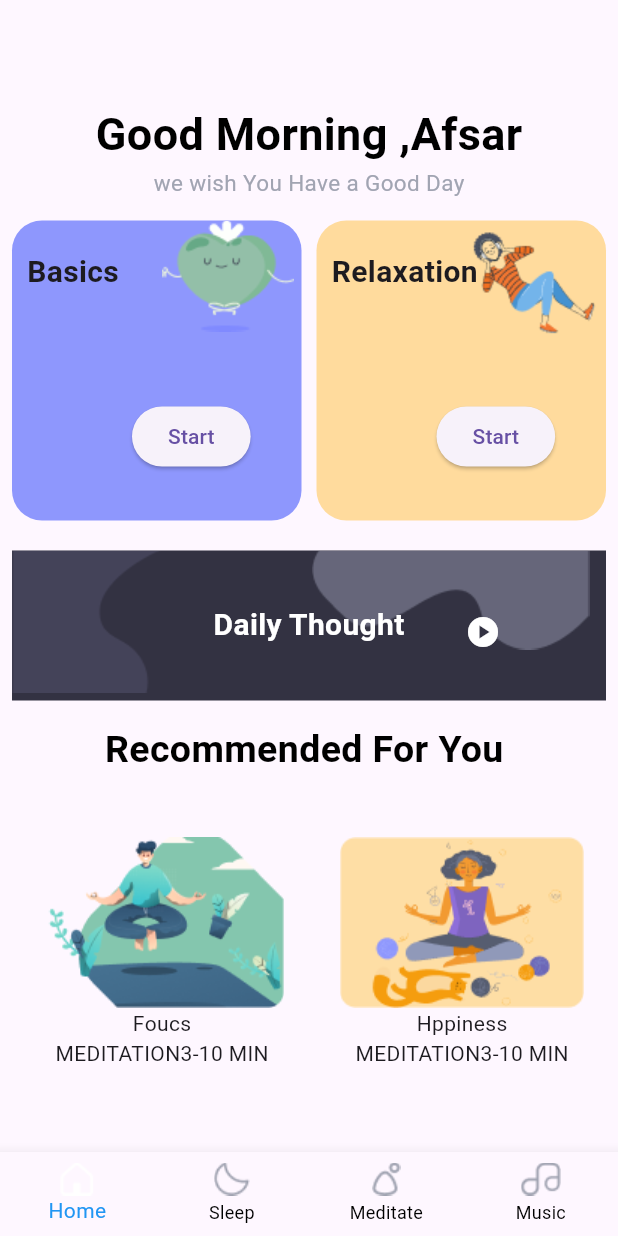
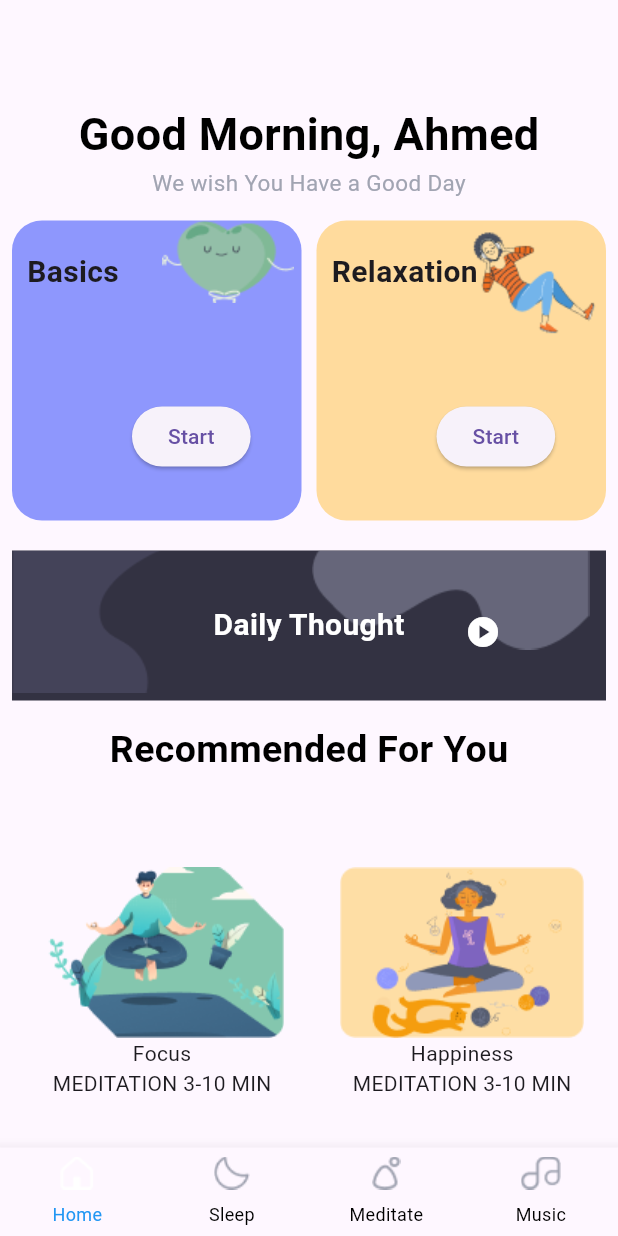
Before and after one commit to ahmednasasr/Meditation-app, a Flutter app: the LayoutScreen screen opened by its route, on a phone screen of 412 x 824 dp. Run offline on Flutter 3.47's test engine with Material 3 defaults, Android fonts, the phone set to English and light mode, and no system bars; our stand-ins replace awesome_snackbar_content, cloud_firestore, firebase_auth, firebase_core, shared_preferences; accounts and stored records are empty.

Commit message:
just edits and we are almost done with the application

```diff
--- a/lib/auth/presentation/screens/login_screen.dart
+++ b/lib/auth/presentation/screens/login_screen.dart
@@ -48,7 +48,6 @@ class _LoginScreenState extends State<LoginScreen> {
                           ),
                         ),
                         const SizedBox(height: 20),
-                        // زر Google
                         Container(
                           height: 70,
                           width: double.infinity,
@@ -66,7 +65,6 @@ class _LoginScreenState extends State<LoginScreen> {
                           ),
                         ),
                         const SizedBox(height: 10),
-                        // زر Facebook
                         Container(
                           height: 70,
                           width: double.infinity,
--- a/lib/get_started_screen/presentation/screen/getstarted_screen.dart
+++ b/lib/get_started_screen/presentation/screen/getstarted_screen.dart
@@ -8,14 +8,13 @@ class GetstartedScreen extends StatelessWidget {
   @override
   Widget build(BuildContext context) {
     return Scaffold(
-      backgroundColor: Color(0xFF8E97FD), // اللون البنفسجي للخلفية
+      backgroundColor: Color(0xFF8E97FD),
       body: Padding(
         padding: const EdgeInsets.symmetric(horizontal: 20.0),
         child: Column(
           mainAxisAlignment: MainAxisAlignment.center,
           children: [
             const SizedBox(height: 60),
-            // الشعار والنصوص
             Text(
               'Silent Moon',
               style: TextStyle(
@@ -26,7 +25,7 @@ class GetstartedScreen extends StatelessWidget {
             ),
             const SizedBox(height: 20),
             Text(
-              'Hi Afsar, Welcome\nto Silent Moon',
+              'Hi Ahmed, Welcome\nto Silent Moon',
               textAlign: TextAlign.center,
               style: TextStyle(
                 color: Colors.white,
--- a/lib/layout_screen/presentation/screens/home_screen.dart
+++ b/lib/layout_screen/presentation/screens/home_screen.dart
@@ -71,19 +71,24 @@ class _HomeScreenState extends State<HomeScreen>
       child: Scaffold(
         body: Stack(
           children: [
-            Column(
+            SingleChildScrollView(
+              child: Column(
                 children: [
                   SizedBox(height: 60),
                   Text(
-                  "Good Morning ,Afsar",
+                    "Good Morning, Ahmed",
                     style: TextStyle(
                       fontSize: 30,
                       fontWeight: FontWeight.bold,
-                      color: Colors.black),
+                      color: Colors.black,
+                    ),
                   ),
                   Text(
-                  "we wish You Have a Good Day",
-                  style: TextStyle(fontSize: 15, color: Color(0xffA1A4B2)),
+                    "We wish You Have a Good Day",
+                    style: TextStyle(
+                      fontSize: 15,
+                      color: Color(0xffA1A4B2),
+                    ),
                   ),
                   SizedBox(height: 15),
                   Row(
@@ -91,13 +96,14 @@ class _HomeScreenState extends State<HomeScreen>
                     children: [
                       Expanded(
                         child: CustomeCard(
-                      image: "assets/images/ttttt.png",
+                          image: "assets/images/777.png",
                           color: Color(0xff8E97FD),
                           name: 'Basics',
                           onPressed: () {
                             startRocketLaunch(FocusDetails());
                           },
-                    )),
+                        ),
+                      ),
                       SizedBox(width: 10),
                       Expanded(
                         child: CustomeCard(
@@ -105,10 +111,10 @@ class _HomeScreenState extends State<HomeScreen>
                           color: Color(0xffFFDB9D),
                           name: 'Relaxation',
                           onPressed: () {
-                        startRocketLaunch(
-                            HappinessDetails()); // تحريك الصاروخ والانتقال إلى FocusDetails
+                            startRocketLaunch(HappinessDetails());
                           },
-                    )),
+                        ),
+                      ),
                     ],
                   ),
                   SizedBox(height: 20),
@@ -122,14 +128,17 @@ class _HomeScreenState extends State<HomeScreen>
                         Positioned(
                           left: 200,
                           child: Image(
-                              image: AssetImage("assets/images/EEEEE.png"))),
+                            image: AssetImage("assets/images/EEEEE.png"),
+                          ),
+                        ),
                         Center(
                           child: Text(
                             "Daily Thought",
                             style: TextStyle(
                               color: Colors.white,
                               fontSize: 20,
-                              fontWeight: FontWeight.bold),
+                              fontWeight: FontWeight.bold,
+                            ),
                           ),
                         ),
                         Positioned(
@@ -146,14 +155,16 @@ class _HomeScreenState extends State<HomeScreen>
                   ),
                   SizedBox(height: 15),
                   Text(
-                  "Recommended For You ",
+                    "Recommended For You",
                     style: TextStyle(
                       fontSize: 25,
                       color: Colors.black,
-                      fontWeight: FontWeight.bold),
+                      fontWeight: FontWeight.bold,
+                    ),
                   ),
                   SizedBox(height: 40),
-                Expanded(
+                  SizedBox(
+                    height: 200,
                     child: ListView(
                       scrollDirection: Axis.horizontal,
                       children: [
@@ -162,29 +173,41 @@ class _HomeScreenState extends State<HomeScreen>
                             Navigator.push(
                               context,
                               MaterialPageRoute(
-                                builder: (context) => FocusDetails()),
+                                builder: (context) => FocusDetails(),
+                              ),
                             );
                           },
-                        child: CustomeCard2("assets/images/Mask Group.png",
-                            "Foucs", "MEDITATION3-10 MIN"),
+                          child: CustomeCard2(
+                            "assets/images/Mask Group.png",
+                            "Focus",
+                            "MEDITATION 3-10 MIN",
+                          ),
                         ),
                         InkWell(
                           onTap: () {
                             Navigator.push(
                               context,
                               MaterialPageRoute(
-                                builder: (context) => HappinessDetails()),
+                                builder: (context) => HappinessDetails(),
+                              ),
                             );
                           },
-                        child: CustomeCard2("assets/images/Group 24.png",
-                            "Hppiness", "MEDITATION3-10 MIN"),
+                          child: CustomeCard2(
+                            "assets/images/Group 24.png",
+                            "Happiness",
+                            "MEDITATION 3-10 MIN",
                           ),
-                      CustomeCard2("assets/images/Mask Group.png", "Foucs",
-                          "MEDITATION 3-10 MIN"),
+                        ),
+                        CustomeCard2(
+                          "assets/images/Mask Group.png",
+                          "Focus",
+                          "MEDITATION 3-10 MIN",
+                        ),
                       ],
                     ),
                   ),
                 ],
+              ),
             ),
             if (showRocket) _buildRocketAnimation(),
           ],
@@ -193,18 +216,18 @@ class _HomeScreenState extends State<HomeScreen>
     );
   }
 
-  // دالة لعرض الصاروخ المتحرك
+
   Widget _buildRocketAnimation() {
     return AnimatedBuilder(
       animation: _animation,
       builder: (context, _) {
         return Positioned(
           bottom: MediaQuery.of(context).size.height * _animation.value,
-          left: MediaQuery.of(context).size.width * 0.4,
+          left: MediaQuery.of(context).size.width * 0.2,
           child: Image.asset(
             'assets/images/rocket.png',
-            width: 100,
-            height: 100,
+            width: 200,
+            height: 200,
           ),
         );
       },
--- a/lib/layout_screen/presentation/screens/layout_screen.dart
+++ b/lib/layout_screen/presentation/screens/layout_screen.dart
@@ -16,23 +16,46 @@ class _LayoutScreenState extends State<LayoutScreen> {
     return Consumer<LayoutProvider>(
       builder: (context, provider, child) {
         return  Scaffold(
-            bottomNavigationBar:
+          bottomNavigationBar:
             BottomNavigationBar(
                 type: BottomNavigationBarType.fixed,
                 selectedItemColor: Colors.blue,
-                selectedLabelStyle: TextStyle(color: Colors.blue),
+                selectedLabelStyle: TextStyle(color: Colors.blue, fontSize: 12),
                 unselectedItemColor: Colors.black,
-                unselectedLabelStyle: TextStyle(color: Colors.black),
+                unselectedLabelStyle: TextStyle(color: Colors.black, fontSize: 12),
+                currentIndex: provider.selectedIndex,
                 onTap: (value){
-                  provider.selectedIndex=value;
-                  setState(() {
-                  });
+                  provider.updateIndex(value);
                 },
-                items: [
-              BottomNavigationBarItem(icon: Image(image: AssetImage("assets/images/c.png")),label: "Home"),
-              BottomNavigationBarItem(icon: Image(image: AssetImage("assets/images/l.png")),label: "Sleep"),
-              BottomNavigationBarItem(icon: Image(image: AssetImage("assets/images/g.png")),label: "Meditate"),
-              BottomNavigationBarItem(icon: Image(image: AssetImage("assets/images/d.png")),label: "Music"),
+                  items: [
+                    BottomNavigationBarItem(
+                      icon: Padding(
+                        padding: const EdgeInsets.only(bottom: 8.0),
+                        child: Image.asset("assets/images/c.png"),
+                      ),
+                      label: "Home",
+                    ),
+                    BottomNavigationBarItem(
+                      icon: Padding(
+                        padding: const EdgeInsets.only(bottom: 8.0),
+                        child: Image.asset("assets/images/l.png"),
+                      ),
+                      label: "Sleep",
+                    ),
+                    BottomNavigationBarItem(
+                      icon: Padding(
+                        padding: const EdgeInsets.only(bottom: 8.0),
+                        child: Image.asset("assets/images/g.png"),
+                      ),
+                      label: "Meditate",
+                    ),
+                    BottomNavigationBarItem(
+                      icon: Padding(
+                        padding: const EdgeInsets.only(bottom: 8.0),
+                        child: Image.asset("assets/images/d.png"),
+                      ),
+                      label: "Music",
+                    ),
             ]),
           body: provider.screens[provider.selectedIndex],
         );
--- a/lib/layout_screen/presentation/screens/music_screen.dart
+++ b/lib/layout_screen/presentation/screens/music_screen.dart
@@ -11,8 +11,10 @@ class MusicScreen extends StatefulWidget {
 class _HomeScreenState extends State<MusicScreen> {
   @override
   Widget build(BuildContext context) {
-    return Container(
-      color: Colors.green,
+    return Scaffold(
+      body: Container(
+        color: Colors.green,
+      ),
     );
   }
 }
--- a/lib/layout_screen/presentation/screens/sleep_screen.dart
+++ b/lib/layout_screen/presentation/screens/sleep_screen.dart
@@ -11,8 +11,10 @@ class SleepScreen extends StatefulWidget {
 class _HomeScreenState extends State<SleepScreen> {
   @override
   Widget build(BuildContext context) {
-    return Container(
-      color: Colors.orange,
+    return Scaffold(
+      body: Container(
+        color: Colors.orange,
+      ),
     );
   }
 }
--- a/lib/layout_screen/presentation/widgets/custome_card2.dart
+++ b/lib/layout_screen/presentation/widgets/custome_card2.dart
@@ -15,10 +15,11 @@ class _CustomeCard2State extends State<CustomeCard2> {
   @override
   Widget build(BuildContext context) {
     return  Container(
-        height: 100,
+        height: 150,
         width: 200,
         child: Column(
           children: [
+            SizedBox(height: 20,),
             Image(image: AssetImage(widget.image)),
             Text(widget.title1),
             Text(widget.title2),
--- a/lib/main.dart
+++ b/lib/main.dart
@@ -35,6 +35,7 @@ class MyApp extends StatelessWidget {
 
   @override
   Widget build(BuildContext context) {
+    var provider =Provider.of<LayoutProvider>(context);
     return MaterialApp(
       debugShowCheckedModeBanner: false,
         title: 'Flutter Demo',
--- a/pubspec.yaml
+++ b/pubspec.yaml
@@ -41,6 +41,8 @@ dependencies:
   provider: ^6.1.2
   awesome_snackbar_content: ^0.1.1
   shared_preferences: ^2.3.2
+  google_sign_in: ^6.2.1
+  flutter_facebook_auth: ^7.1.1
 
 dev_dependencies:
   flutter_test:
```
Also changed, not shown: lib/core/theme.dart (added, +10 -0 lines), lib/layout_screen/presentation/manger/layout_provider.dart (+7 -3 lines), assets/images/33.png (added), assets/images/75.png (added), assets/images/777.png (added), assets/images/settings.png (added), assets/images/ttttt.png, pubspec.lock. Lines whose indentation alone changed are shown as unchanged.
